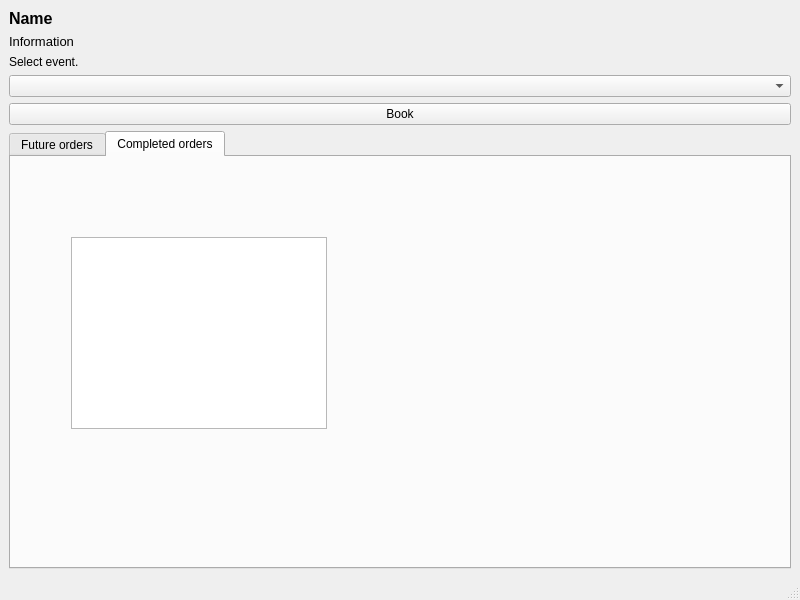
First picture: the form in Booking/choicewindow.ui, repository mainex/btimetable-booking, before the edit.
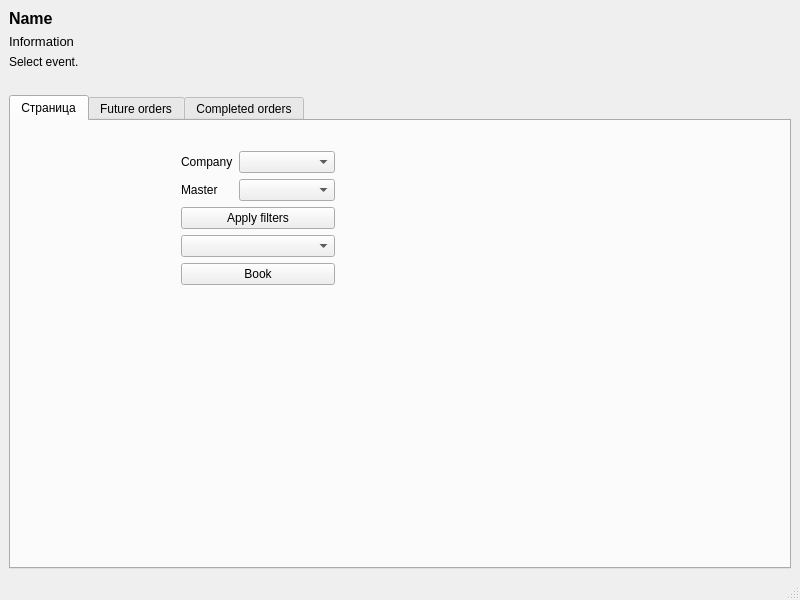
Second picture: the form after the edit.

The edit to the form file:
```diff
--- a/Booking/choicewindow.ui
+++ b/Booking/choicewindow.ui
@@ -51,20 +51,81 @@
      </widget>
     </item>
     <item>
-     <widget class="QComboBox" name="comboBox"/>
-    </item>
-    <item>
-     <widget class="QPushButton" name="pushButton">
-      <property name="text">
-       <string>Book</string>
+     <spacer name="horizontalSpacer">
+      <property name="orientation">
+       <enum>Qt::Horizontal</enum>
       </property>
-     </widget>
+      <property name="sizeHint" stdset="0">
+       <size>
+        <width>40</width>
+        <height>20</height>
+       </size>
+      </property>
+     </spacer>
     </item>
     <item>
      <widget class="QTabWidget" name="tabWidget">
       <property name="currentIndex">
-       <number>1</number>
+       <number>0</number>
       </property>
+      <widget class="QWidget" name="tab">
+       <attribute name="title">
+        <string>Страница</string>
+       </attribute>
+       <widget class="QWidget" name="verticalLayoutWidget">
+        <property name="geometry">
+         <rect>
+          <x>170</x>
+          <y>30</y>
+          <width>154</width>
+          <height>134</height>
+         </rect>
+        </property>
+        <layout class="QVBoxLayout" name="verticalLayout_4">
+         <item>
+          <layout class="QFormLayout" name="formLayout_10">
+           <item row="0" column="0">
+            <widget class="QLabel" name="label_3">
+             <property name="text">
+              <string>Company</string>
+             </property>
+            </widget>
+           </item>
+           <item row="0" column="1">
+            <widget class="QComboBox" name="companyComboBox"/>
+           </item>
+           <item row="1" column="0">
+            <widget class="QLabel" name="label_5">
+             <property name="text">
+              <string>Master</string>
+             </property>
+            </widget>
+           </item>
+           <item row="1" column="1">
+            <widget class="QComboBox" name="masterComboBox"/>
+           </item>
+          </layout>
+         </item>
+         <item>
+          <widget class="QPushButton" name="applyFiltersButton">
+           <property name="text">
+            <string>Apply filters</string>
+           </property>
+          </widget>
+         </item>
+         <item>
+          <widget class="QComboBox" name="orderComboBox"/>
+         </item>
+         <item>
+          <widget class="QPushButton" name="bookButton">
+           <property name="text">
+            <string>Book</string>
+           </property>
+          </widget>
+         </item>
+        </layout>
+       </widget>
+      </widget>
       <widget class="QWidget" name="futureOrdersTab">
        <attribute name="title">
         <string>Future orders</string>
```
